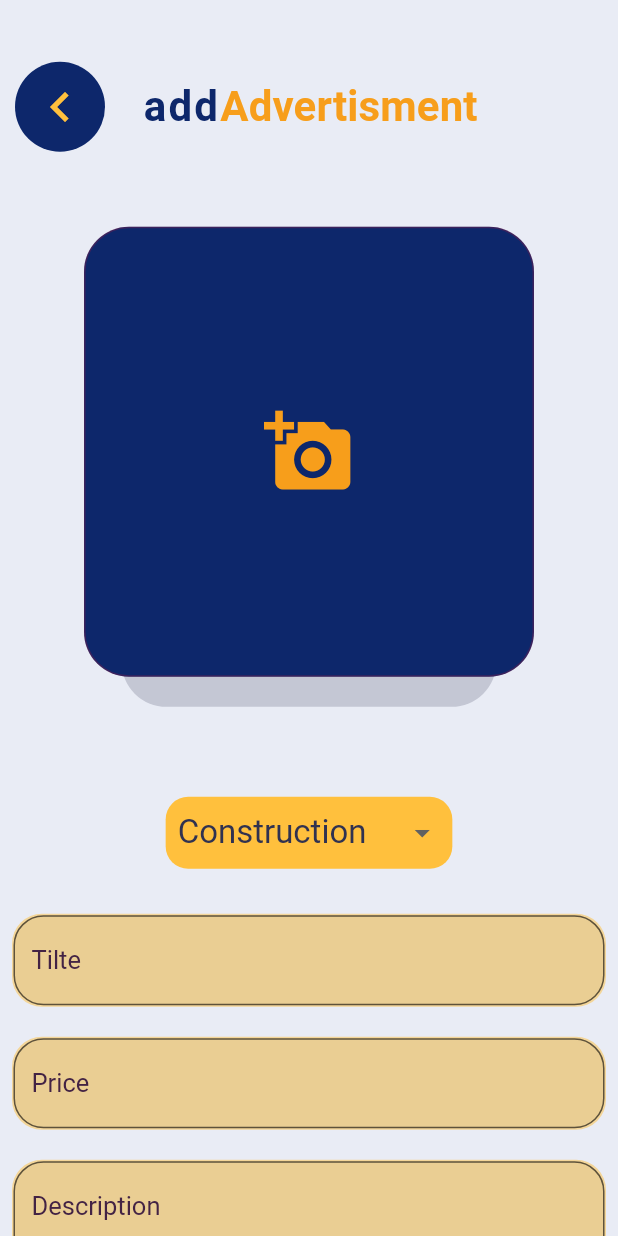
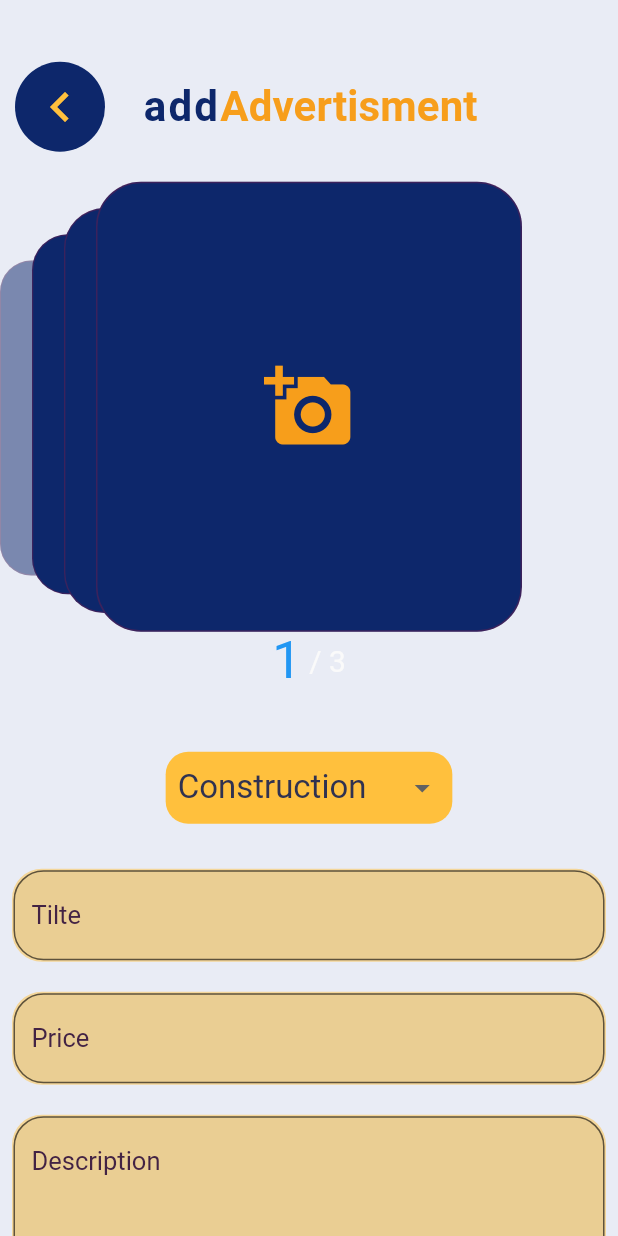
Before and after one commit to Viserion-stack/advMe, a Flutter app: the AdsScreen screen opened by its route, on a phone screen of 412 x 824 dp. Run offline on Flutter 3.47's test engine with Material 2 defaults, Android fonts, the phone set to English and light mode, and no system bars; our stand-ins replace cloud_firestore, firebase_auth, firebase_core, firebase_storage, flutter_spinkit, flutter_swiper and 6 more; missing offline and left inert: clip_shadow; accounts and stored records are empty; Roboto replaces fonts that are missing (Ubuntu).

```diff
--- a/lib/screens/ads_screen.dart
+++ b/lib/screens/ads_screen.dart
@@ -9,6 +9,7 @@ import 'package:firebase_auth/firebase_auth.dart';
 import 'package:firebase_storage/firebase_storage.dart';
 import 'package:flutter/material.dart';
 import 'package:flutter_spinkit/flutter_spinkit.dart';
+import 'package:flutter_swiper/flutter_swiper.dart';
 import 'package:google_fonts/google_fonts.dart';
 import 'package:image_picker/image_picker.dart';
 import 'package:provider/provider.dart';
@@ -249,44 +250,31 @@ class _AdsScreenState extends State<AdsScreen> {
                 ),
               ],
             ),
-            SizedBox(height: 50),
-            Stack(children: [
+            SizedBox(height: 20),
             Container(
-                decoration: BoxDecoration(
-                  //border: Border.all(color: Color(0x40C31331)),
-                  borderRadius: BorderRadius.circular(30),
-                  color:
-                      settings.isDark ? Color(0xFF171923) : Color(0xFFE9ECF5),
-                ),
+                //padding: const EdgeInsets.all(10.0),
                 height: 350,
-                width: 350,
-              ),
-              if (!settings.isDark)
+                width: MediaQuery.of(context).size.width * 1,
+                child: Swiper(
+                    itemCount: 3,
+                    itemWidth: MediaQuery.of(context).size.width - 2 * 64,
+                    layout: SwiperLayout.STACK,
+                    pagination: SwiperPagination(
+                        alignment: Alignment.bottomCenter,
+                        builder: SwiperPagination.fraction),
+                    itemBuilder: (_, index) {
+                      return Stack(children: [
                         Positioned(
-                  left: 50,
-                  right: 50,
-                  top: MediaQuery.of(context).size.width * .17,
-                  child: Container(
-                    decoration: BoxDecoration(
-                      //border: Border.all(color: Color(0x40C31331)),
-                      borderRadius: BorderRadius.circular(30),
-                      color: Color(0x33303250),
-                    ),
-                    height: 250,
-                    width: 250,
-                  ),
-                ),
-              Positioned(
-                left: 25,
-                right: 25,
+                          // left: 25,
+                          // right: 25,
                           child: Container(
                             decoration: BoxDecoration(
                               border: Border.all(color: Color(0x40C31331)),
                               borderRadius: BorderRadius.circular(30),
-                    color:
-                        settings.isDark ? Color(0x40303250) : Color(0xFF0D276B),
+                              color: settings.isDark
+                                  ? Color(0xFF303250)
+                                  : Color(0xFF0D276B),
                             ),
-
                             height: 300,
                             width: 300, //MediaQuery.of(context).size.width,
                             child: _pickedImage == null
@@ -315,7 +303,8 @@ class _AdsScreenState extends State<AdsScreen> {
                                   ),
                           ),
                         ),
-            ]),
+                      ]);
+                    })),
             SizedBox(height: 20),
             Padding(
               padding: const EdgeInsets.all(10.0),
--- a/lib/screens/orders_screen.dart
+++ b/lib/screens/orders_screen.dart
@@ -8,6 +8,7 @@ import 'package:google_fonts/google_fonts.dart';
 import 'package:provider/provider.dart';
 
 class OrdersScreen extends StatefulWidget {
+
   OrdersScreen({Key key}) : super(key: key);
   static const routeName = '/OrdersScreen';
 
@@ -43,7 +44,8 @@ class _OrdersScreenState extends State<OrdersScreen>
       appBar: AppBar(
         actions: [
           IconButton(
-              icon: Icon(Icons.search),
+            padding: EdgeInsets.only(left:0, right: 35),
+              icon: Icon(Icons.search, color: settings.isDark ? Color(0xFFF79E1B) : Color(0xFF0D276B),size: 40),
               onPressed: () {
                 showSearch(context: context, delegate: DataSearch(ads: ads));
               }),
@@ -84,7 +86,7 @@ class _OrdersScreenState extends State<OrdersScreen>
           ),
         ),
         title: Padding(
-          padding: const EdgeInsets.only(left: 40),
+          padding: const EdgeInsets.only(left: 40, right: 40),
           child: RichText(
             text: TextSpan(
                 text: 'lookFor',
--- a/lib/widgets/orders_grid.dart
+++ b/lib/widgets/orders_grid.dart
@@ -5,9 +5,10 @@ import '../providers/orders.dart';
 import './orders_item.dart';
 
 class OrdersGrid extends StatelessWidget {
+  bool isYourAds;
   final bool showFavs;
 
-  OrdersGrid(this.showFavs);
+  OrdersGrid(this.showFavs, this.isYourAds);
 
   @override
   Widget build(BuildContext context) {
@@ -31,6 +32,7 @@ class OrdersGrid extends StatelessWidget {
           phone: orders[i].phone,
           website: orders[i].website,
           address: orders[i].address,
+          isYourAds: isYourAds,
         ),
       ),
       gridDelegate: SliverGridDelegateWithFixedCrossAxisCount(
--- a/lib/widgets/orders_item.dart
+++ b/lib/widgets/orders_item.dart
@@ -18,6 +18,7 @@ class OrdersItem extends StatelessWidget {
   final String phone;
   final String website;
   final String address;
+  bool isYourAds;
 
   OrdersItem({
     @required this.id,
@@ -29,6 +30,7 @@ class OrdersItem extends StatelessWidget {
     @required this.phone,
     @required this.website,
     @required this.address,
+    @required this.isYourAds,
   });
 
   @override
@@ -53,6 +55,7 @@ class OrdersItem extends StatelessWidget {
         phone: phone,
         website: website,
         address: address,
+        isYourAds: isYourAds,
       ),
       closedBuilder: (context, _) => Padding(
         padding: const EdgeInsets.only(left: 15.0, right: 15.0),
--- a/lib/widgets/your_ads.dart
+++ b/lib/widgets/your_ads.dart
@@ -22,6 +22,7 @@ class _YourAdsState extends State<YourAds> {
     var userId = FirebaseAuth.instance.currentUser.uid;
     //final transitionType = ContainerTransitionType.fade;
     final settings = Provider.of<SettingsUser>(context);
+    bool isYourAds = true;
 
     return Container(
       width: MediaQuery.of(context).size.width,
@@ -79,6 +80,7 @@ class _YourAdsState extends State<YourAds> {
                         phone: userData.data()['phone'],
                         website: userData.data()['website'],
                         address: userData.data()['address'],
+                        isYourAds: isYourAds,
                       );
 
 
```
Also changed, not shown: lib/screens/order_detail_screen.dart (+7 -4 lines), lib/widgets/all_orders.dart (+7 -0 lines), lib/widgets/auth_form.dart (+25 -28 lines). Lines whose indentation alone changed are shown as unchanged.
